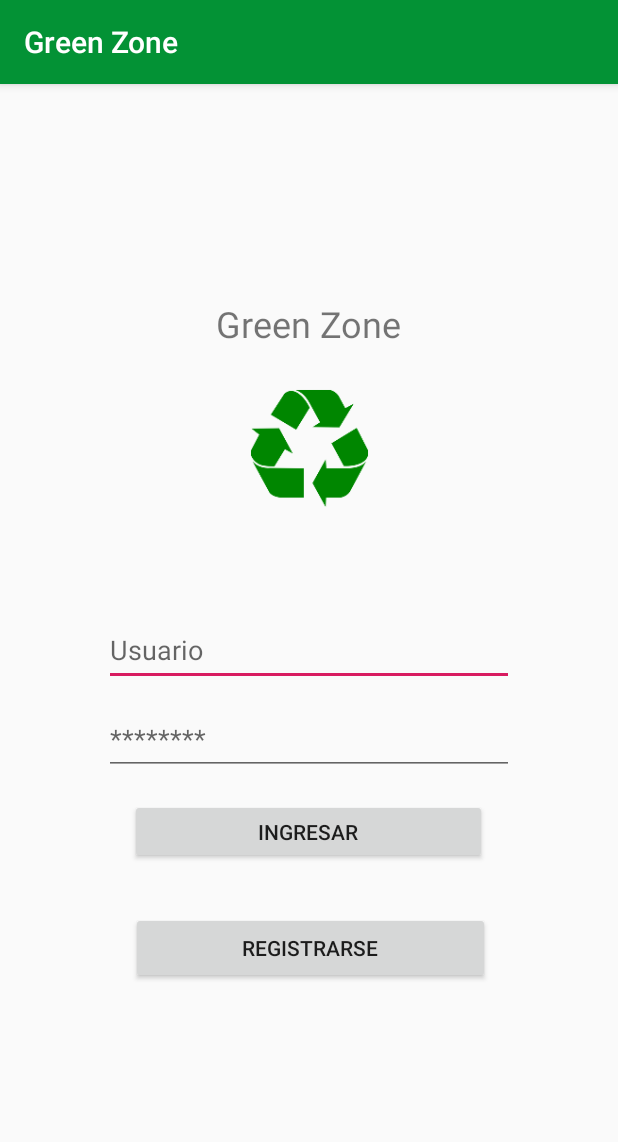
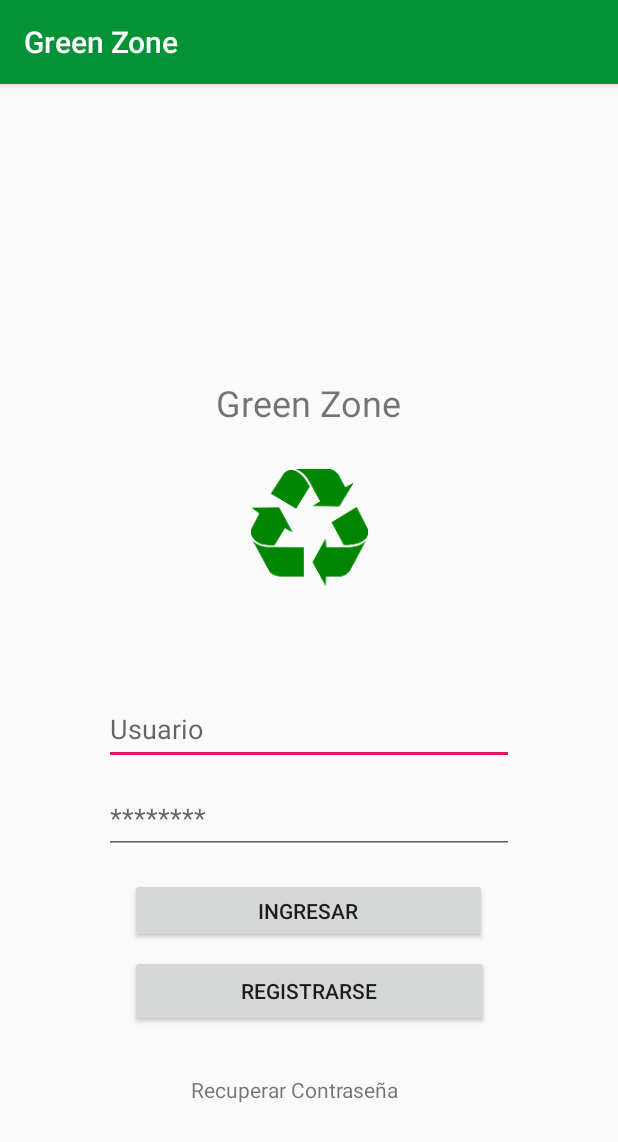
Before and after one commit to PROYECTOUNAD/Appmovil, an Android app: the login screen opened directly, with no data from a screen before it, on a phone screen of 412 x 824 dp. Shown: the top 1142 px of the screen. Run offline under Robolectric (Android 15) with nearby library versions, the phone set to English and light mode, and no system bars; Roboto replaces fonts that are not available here.

Commit message:
Cambios Actividad Login

```diff
--- a/app/src/main/res/layout/activity_login2.xml
+++ b/app/src/main/res/layout/activity_login2.xml
@@ -55,7 +55,7 @@
         android:id="@+id/ingresar"
         android:layout_width="238dp"
         android:layout_height="43dp"
-        android:layout_marginBottom="32dp"
+        android:layout_marginBottom="8dp"
         android:onClick="ingresar"
         android:text="INGRESAR"
         app:layout_constraintBottom_toTopOf="@+id/registrar"
@@ -67,11 +67,24 @@
         android:id="@+id/registrar"
         android:layout_width="239dp"
         android:layout_height="48dp"
-        android:layout_marginBottom="168dp"
+        android:layout_marginBottom="32dp"
         android:onClick="registrar"
         android:text="REGISTRARSE"
+        app:layout_constraintBottom_toTopOf="@+id/recovery"
+        app:layout_constraintEnd_toEndOf="parent"
+        app:layout_constraintStart_toStartOf="parent" />
+
+    <TextView
+        android:id="@+id/recovery"
+        android:layout_width="wrap_content"
+        android:layout_height="wrap_content"
+        android:layout_marginBottom="88dp"
+        android:clickable="true"
+        android:onClick="recovery"
+        android:text="Recuperar Contraseña"
+        android:textAlignment="center"
         app:layout_constraintBottom_toBottomOf="parent"
         app:layout_constraintEnd_toEndOf="parent"
-        app:layout_constraintHorizontal_bias="0.505"
+        app:layout_constraintHorizontal_bias="0.464"
         app:layout_constraintStart_toStartOf="parent" />
 </androidx.constraintlayout.widget.ConstraintLayout>
```
Also changed, not shown: app/src/main/AndroidManifest.xml (+4 -4 lines), app/src/main/java/app/movil/pmcaso11/RecoveryPassword.java (+6 -79 lines), app/src/main/res/layout/activity_recovery_password.xml (+4 -19 lines).
